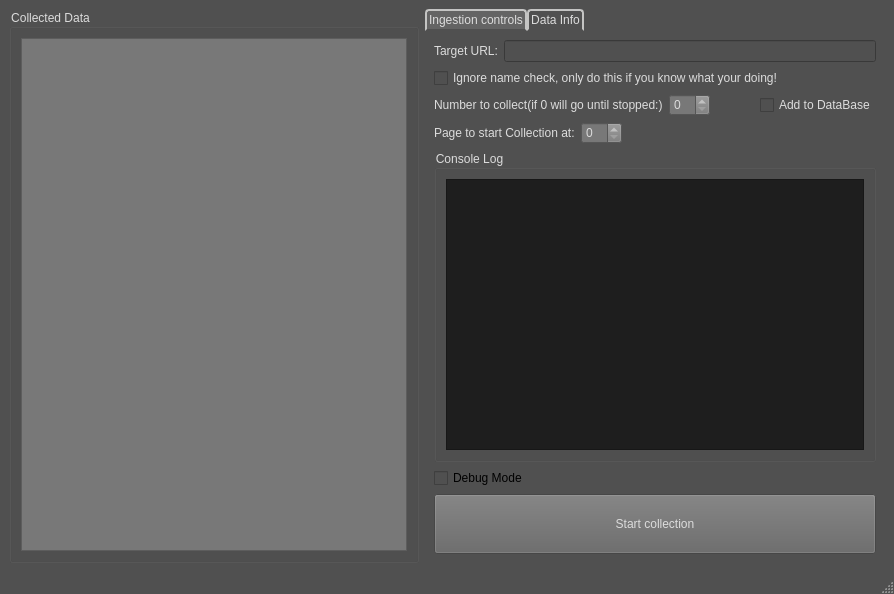
michaelhmt/Benzaiten_mrk4_, file venv/Benzaiten_UI/main_window.ui: the form before one commit.
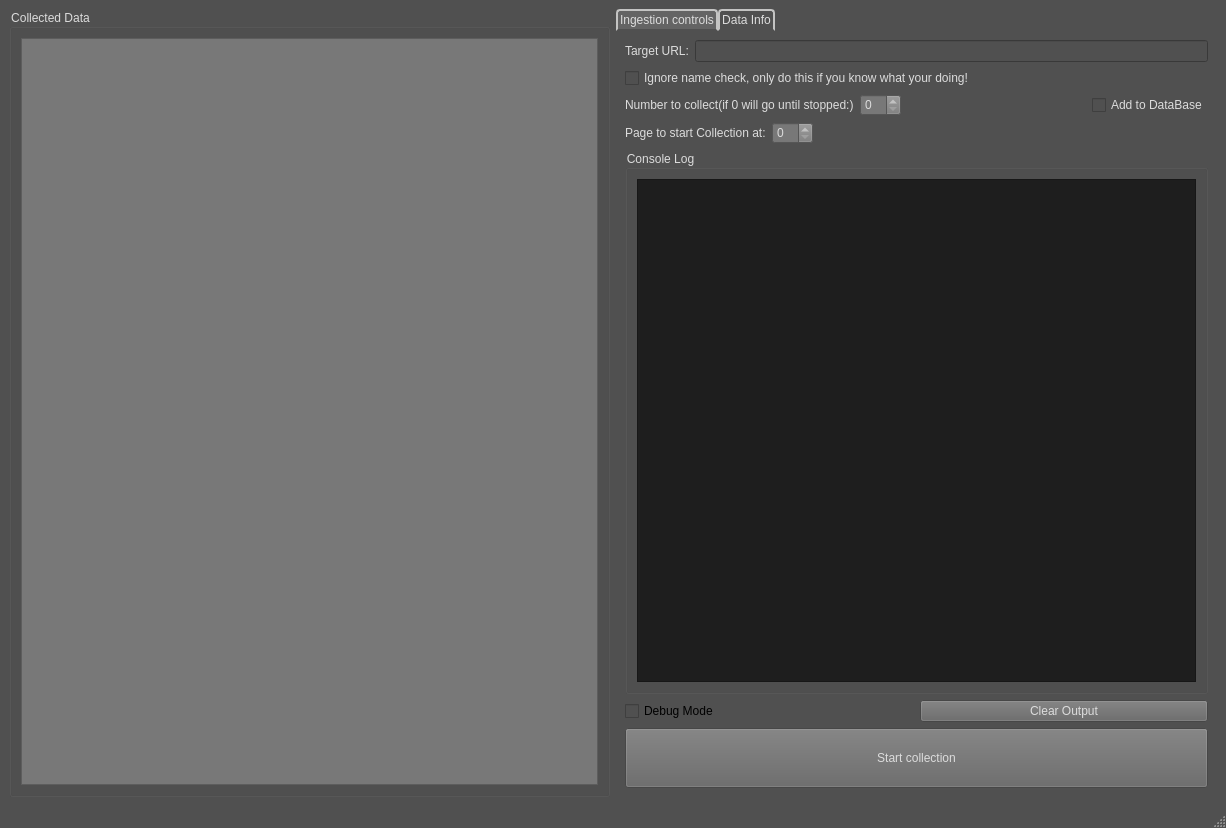
The form after the commit.

Commit message: Add button to clear output log

Patch:
```diff
--- a/venv/Benzaiten_UI/main_window.ui
+++ b/venv/Benzaiten_UI/main_window.ui
@@ -6,8 +6,8 @@
    <rect>
     <x>0</x>
     <y>0</y>
-    <width>894</width>
-    <height>594</height>
+    <width>1226</width>
+    <height>828</height>
    </rect>
   </property>
   <property name="windowTitle">
@@ -294,6 +294,8 @@
          </widget>
         </item>
         <item>
+         <layout class="QHBoxLayout" name="horizontalLayout_4">
+          <item>
          <widget class="QCheckBox" name="chkbx_debug_mode">
           <property name="text">
            <string>Debug Mode</string>
@@ -301,6 +303,21 @@
          </widget>
         </item>
         <item>
+           <widget class="QPushButton" name="clear_output">
+            <property name="styleSheet">
+             <string notr="true">QPushButton{
+	color: rgb(220, 220, 220);
+	background: rgb(100, 100, 100);
+}</string>
+            </property>
+            <property name="text">
+             <string>Clear Output</string>
+            </property>
+           </widget>
+          </item>
+         </layout>
+        </item>
+        <item>
          <widget class="QPushButton" name="start_collection">
           <property name="minimumSize">
            <size>
```
Left out of the diff: 5 changed lines with no effect on the pictures. Lines whose indentation alone changed are shown as unchanged. The commit also changes 3 other files.
